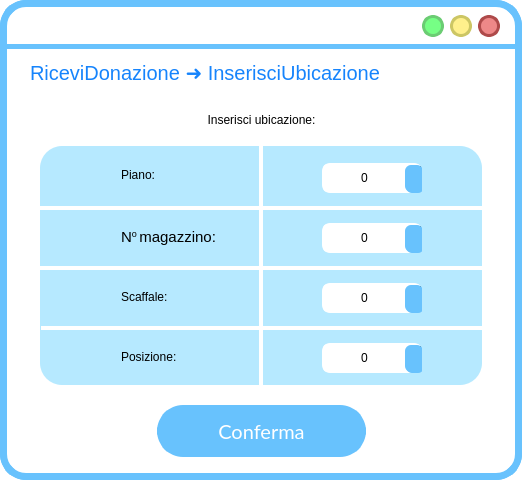
First picture: the form in frontend/ui/InserisciUbicazione.ui, repository MrPio/MuseoOmero, before the edit.
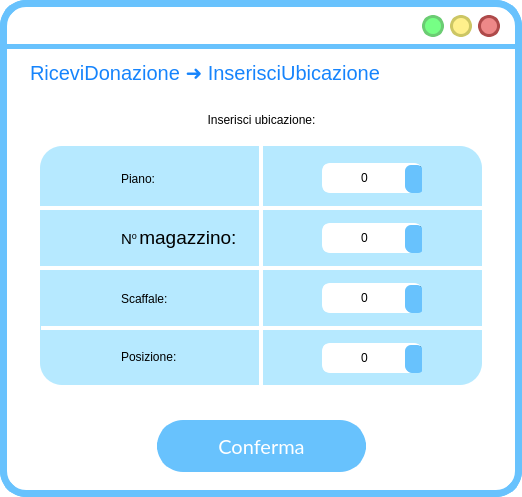
Second picture: the form after the edit. Icons and pictures are not drawn.

The edit to the form file:
```diff
--- a/frontend/ui/InserisciUbicazione.ui
+++ b/frontend/ui/InserisciUbicazione.ui
@@ -7,7 +7,7 @@
     <x>0</x>
     <y>0</y>
     <width>522</width>
-    <height>480</height>
+    <height>497</height>
    </rect>
   </property>
   <property name="windowTitle">
@@ -377,7 +377,7 @@
     <property name="geometry">
      <rect>
       <x>157</x>
-      <y>405</y>
+      <y>420</y>
       <width>209</width>
       <height>52</height>
      </rect>
@@ -428,9 +428,9 @@
     <property name="geometry">
      <rect>
       <x>121</x>
-      <y>226</y>
+      <y>222</y>
       <width>121</width>
-      <height>22</height>
+      <height>31</height>
      </rect>
     </property>
     <property name="styleSheet">
@@ -445,7 +445,7 @@
 font-size: 18px &quot;Lato light&quot;</string>
     </property>
     <property name="text">
-     <string>&lt;html&gt;&lt;head/&gt;&lt;body&gt;&lt;p&gt;&lt;span style=&quot; font-size:11pt;&quot;&gt;N&lt;/span&gt;&lt;span style=&quot; font-size:11pt; vertical-align:super;&quot;&gt;o &lt;/span&gt;&lt;span style=&quot; font-size:11pt;&quot;&gt;magazzino:&lt;/span&gt;&lt;/p&gt;&lt;/body&gt;&lt;/html&gt;</string>
+     <string>&lt;html&gt;&lt;head/&gt;&lt;body&gt;&lt;p&gt;&lt;span style=&quot; font-size:11pt;&quot;&gt;N&lt;/span&gt;&lt;span style=&quot; font-size:11pt; vertical-align:super;&quot;&gt;o &lt;/span&gt;&lt;span style=&quot; font-size:14pt;&quot;&gt;magazzino:&lt;/span&gt;&lt;/p&gt;&lt;/body&gt;&lt;/html&gt;</string>
     </property>
     <property name="textFormat">
      <enum>Qt::AutoText</enum>
@@ -601,7 +601,7 @@
     <property name="geometry">
      <rect>
       <x>121</x>
-      <y>164</y>
+      <y>168</y>
       <width>58</width>
       <height>22</height>
      </rect>
@@ -825,7 +825,7 @@
     <property name="geometry">
      <rect>
       <x>121</x>
-      <y>286</y>
+      <y>288</y>
       <width>91</width>
       <height>22</height>
      </rect>
```
